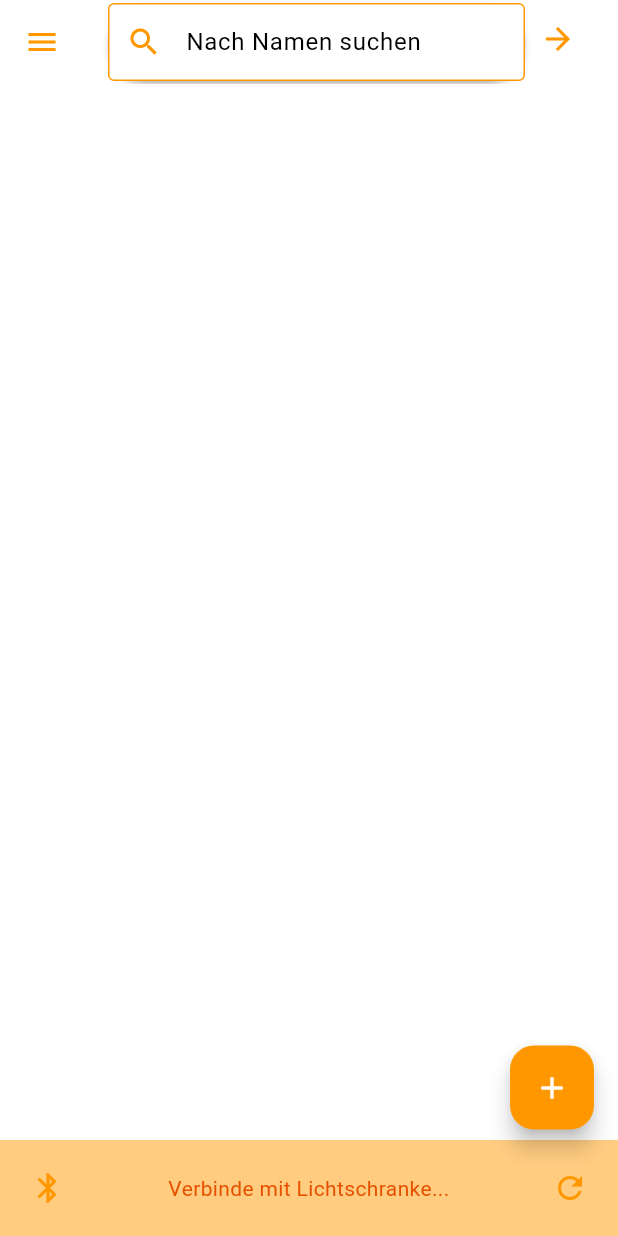
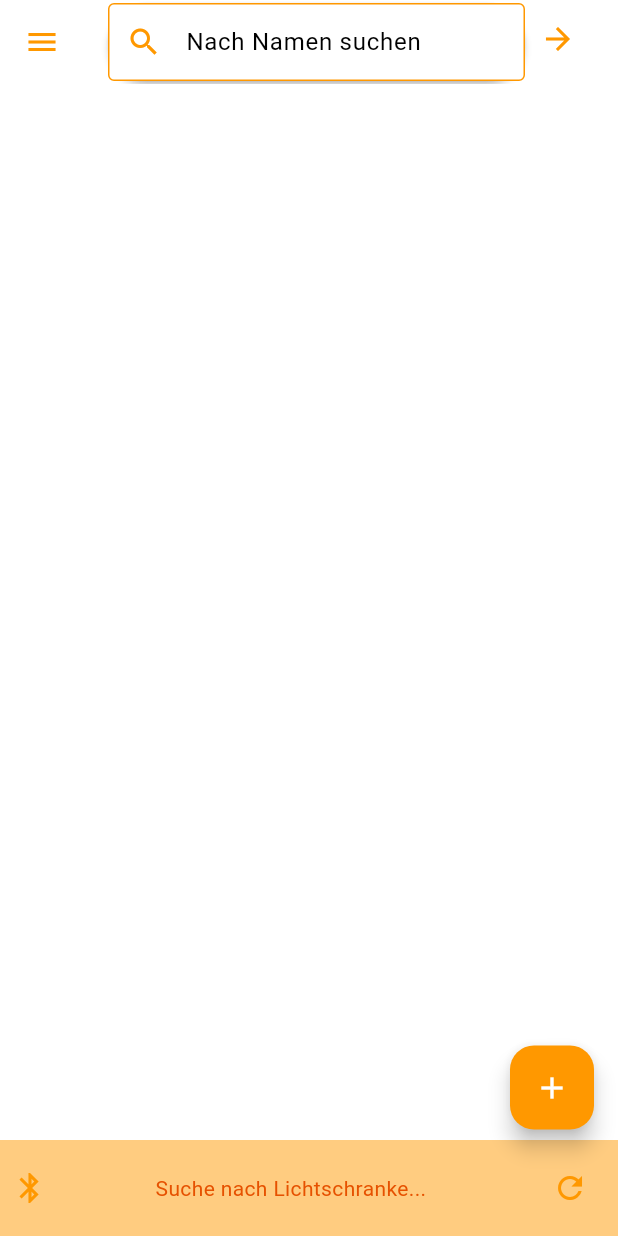
Before and after one commit to KastenKlicker/lichtschranke, a Flutter app: the screen it shows after launch, after a tap on the "list" icon, on a phone screen of 412 x 824 dp. Run offline on Flutter 3.47's test engine with Material 3 defaults, Android fonts, the phone set to English and light mode, and no system bars; our stand-ins replace csv, file_picker, package_info_plus, share_plus, shared_preferences; missing offline and left inert: bluetooth_classic, usb_serial.

Commit message:
Add background scanning

```diff
--- a/lib/AppState.dart
+++ b/lib/AppState.dart
@@ -32,6 +32,7 @@ class AppState extends ChangeNotifier {
   SplayTreeSet<TimeEntry> timeEntries = SplayTreeSet();
   List<TimeEntry> _filteredTimes = [];
   final BluetoothClassic _bluetoothClassicPlugin = BluetoothClassic();
+  Device _lichtschranke = Device(address: "", name: "Lichtschranke");
   UsbPort? _port;
 
   DateTimeRange initialDateRange = DateTimeRange(
@@ -188,7 +189,7 @@ class AppState extends ChangeNotifier {
 
     await _bluetoothClassicPlugin.initPermissions();
 
-    connectToLichtschranke();
+    scan();
 
     _bluetoothClassicPlugin.onDeviceStatusChanged().listen((status) {
       _handleBluetoothStatus(status);
@@ -200,13 +201,39 @@ class AppState extends ChangeNotifier {
   }
 
   /**
+   * Scan for the Lichtschranke with bluetooth
+   */
+  Future<void> scan() async {
+
+    if (_connectionStatus.message == "Suche nach Lichtschranke...")
+      return;
+
+    _connectionStatus.set("Suche nach Lichtschranke...", ConnectionType.CONNECTING);
+    notifyListeners();
+
+    await _bluetoothClassicPlugin.startScan();
+    _bluetoothClassicPlugin.onDeviceDiscovered().listen(
+          (discoveredDevice) async {
+            if (discoveredDevice.name == "Lichtschranke") {
+              _lichtschranke.address = discoveredDevice.address;
+              await _bluetoothClassicPlugin.stopScan();
+
+              _connectToLichtschranke();
+            }
+      },
+    );
+  }
+
+
+  /**
    * Connect to Lichtschranke with bluetooth
    */
-  void connectToLichtschranke() async {
+  void _connectToLichtschranke() async {
 
     _connectionStatus.set("Verbinde mit Lichtschranke...", ConnectionType.CONNECTING);
     notifyListeners();
 
+    // TODO Still needed?
     List<Device> deviceList = await _bluetoothClassicPlugin.getPairedDevices();
 
     List<String> deviceNames = <String>[];
@@ -217,7 +244,7 @@ class AppState extends ChangeNotifier {
 
     // Check if Lichtschranke is connected with the device
     if (!deviceNames.contains("Lichtschranke")) {
-      _connectionStatus.set("Lichtschranke nicht gefunden.", ConnectionType.DISCONNECTED);
+      _connectionStatus.set("Lichtschranke nicht gepaart.", ConnectionType.DISCONNECTED);
       notifyListeners();
       return;
     }
@@ -237,8 +264,9 @@ class AppState extends ChangeNotifier {
       notifyListeners();
     }
     else {
-      _connectionStatus.setDisconnected();
-      notifyListeners();
+      if (_connectionStatus.message != "Lichtschranke nicht gepaart.") {
+        scan();
+      }
     }
   }
 
--- a/lib/base_scaffold.dart
+++ b/lib/base_scaffold.dart
@@ -1,5 +1,4 @@
 import 'package:flutter/material.dart';
-import 'package:lichtschranke/ConnectionStatus.dart';
 import 'package:provider/provider.dart';
 import 'package:lichtschranke/AppState.dart';
 
@@ -43,13 +42,7 @@ class BaseScaffold extends StatelessWidget {
             child: Row(
               mainAxisAlignment: MainAxisAlignment.spaceBetween,
               children: [
-                IconButton(
-                  onPressed: () {
-                    if (!appState.connectionStatus.isBluetooth()) {
-                      appState.connectToLichtschranke();
-                    }
-                  },
-                  icon: Icon(
+                Icon(
                   appState.connectionStatus.isSerial()
                       ? Icons.cable
                       : Icons.bluetooth,
@@ -58,7 +51,6 @@ class BaseScaffold extends StatelessWidget {
                       : appState.connectionStatus.isConnecting()
                       ? Colors.orange
                       : Colors.red,
-                  ),
                 ),
                 Expanded(
                   child: Text(
```
Also changed, not shown: 1 other file. Lines whose indentation alone changed are shown as unchanged.
